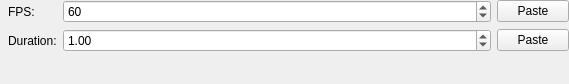
Qt form ui/clip.ui (chocolateimage/kdenlive_ease_generator) before a commit.
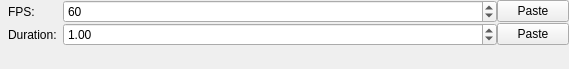
The same form after that commit. Icons and pictures are not drawn.

```diff
--- a/ui/clip.ui
+++ b/ui/clip.ui
@@ -7,10 +7,13 @@
     <x>0</x>
     <y>0</y>
     <width>569</width>
-    <height>84</height>
+    <height>69</height>
    </rect>
   </property>
   <layout class="QFormLayout" name="clipLayout">
+   <property name="verticalSpacing">
+    <number>0</number>
+   </property>
    <property name="leftMargin">
     <number>8</number>
    </property>
@@ -104,7 +107,7 @@
      <item>
       <widget class="QPushButton" name="btnPasteDuration">
        <property name="sizePolicy">
-        <sizepolicy hsizetype="Maximum" vsizetype="Fixed">
+        <sizepolicy hsizetype="Fixed" vsizetype="Fixed">
          <horstretch>0</horstretch>
          <verstretch>0</verstretch>
         </sizepolicy>
```
Left out of the diff: 2 changed lines with no effect on the pictures.
